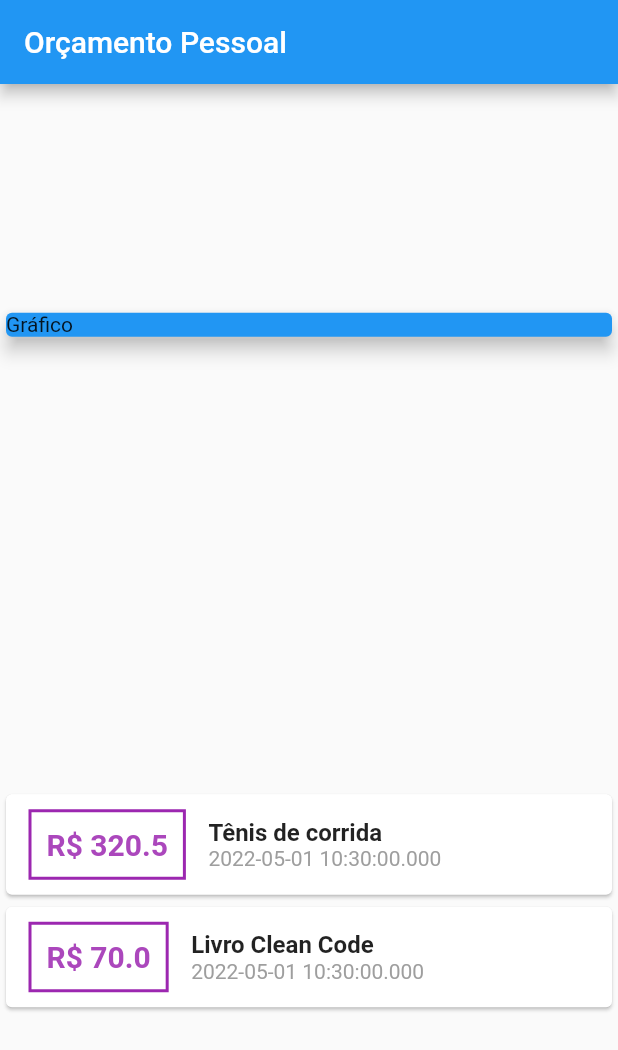
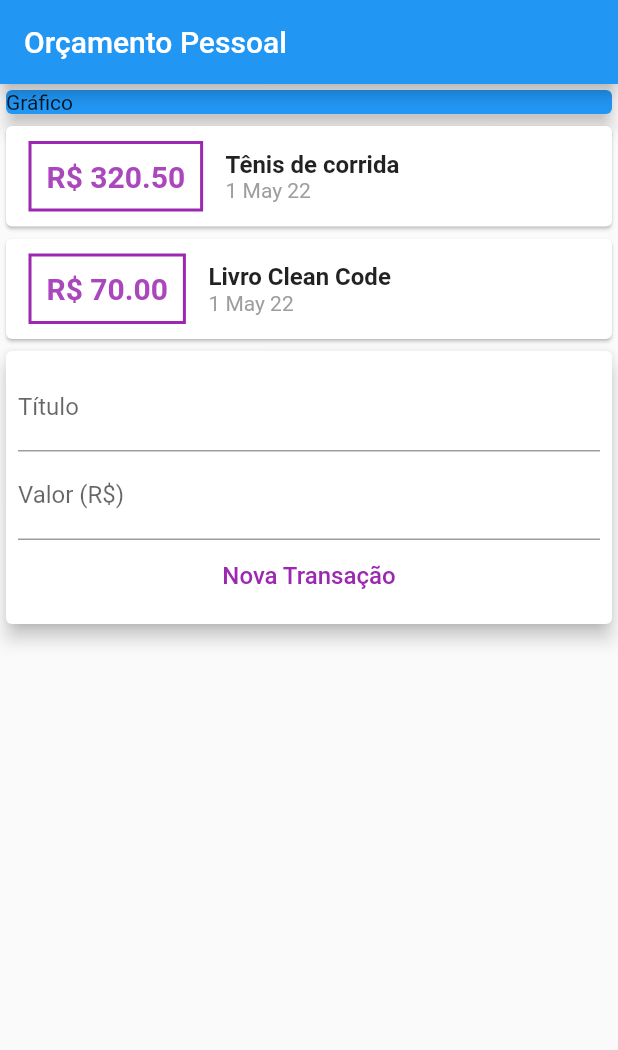
Before and after one commit to vinicim/my_budget_flutter, a Flutter app: the screen it shows after launch, on a phone screen of 412 x 824 dp. Shown: the top 1050 px of the screen. Run offline on Flutter 3.47's test engine with Material 2 defaults, Android fonts, the phone set to English and light mode, and no system bars.

Commit message:
novo componente para internacionalização; novo widget para inserir novas transações

```diff
--- a/lib/main.dart
+++ b/lib/main.dart
@@ -1,6 +1,7 @@
 import 'package:flutter/cupertino.dart';
 import 'package:flutter/material.dart';
 import 'package:my_budget_flutter/model/transaction.dart';
+import 'package:intl/intl.dart';
 
 void main(List<String> args) {
   runApp(BudgetApp());
@@ -29,7 +30,6 @@
     return Scaffold(
       appBar: AppBar(title: Text('Orçamento Pessoal')),
       body: Column(
-          mainAxisAlignment: MainAxisAlignment.spaceAround,
           crossAxisAlignment: CrossAxisAlignment.stretch,
           children: <Widget>[
             Container(
@@ -54,7 +54,7 @@
                               ),
                               padding: EdgeInsets.all(10),
                               child: Text(
-                                'R\$ ${tr.value.toString()}',
+                                'R\$ ${tr.value.toStringAsFixed(2)}',
                                 style: TextStyle(
                                     fontWeight: FontWeight.bold,
                                     fontSize: 20,
@@ -72,14 +72,32 @@
                                       fontSize: 16),
                                 ),
                                 Text(
-                                  tr.date.toString(),
+                                  DateFormat('d MMM yy').format(tr.date),
                                   style: TextStyle(color: Colors.grey),
                                 ),
                               ],
                             )
                           ],
                         )))
-                    .toList())
+                    .toList()),
+            Card(
+              elevation: 5,
+              child: Padding(
+                padding: EdgeInsets.all(8),
+                child: Column(
+                  children: [
+                    TextField(decoration: InputDecoration(labelText: 'Título')),
+                    TextField(
+                        decoration: InputDecoration(labelText: 'Valor (R\$)')),
+                    TextButton(
+                        style: TextButton.styleFrom(primary: Colors.purple),
+                        onPressed: () {},
+                        child: Text('Nova Transação',
+                            style: TextStyle(fontSize: 16)))
+                  ],
+                ),
+              ),
+            )
           ]),
     );
   }
--- a/pubspec.yaml
+++ b/pubspec.yaml
@@ -29,6 +29,7 @@
 dependencies:
   flutter:
     sdk: flutter
+  intl: ^0.17.0
 
 
   # The following adds the Cupertino Icons font to your application.
```
